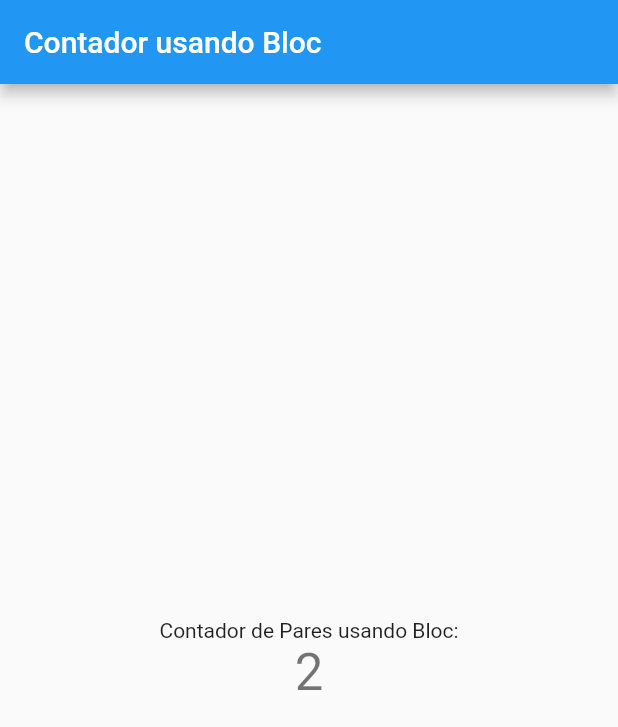
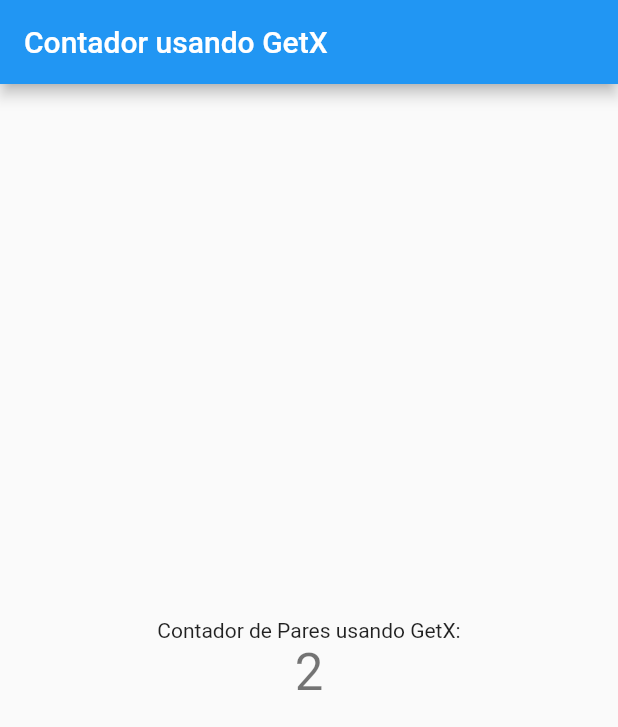
Before and after one commit to NiltonFirmino/bloc_getx_mobx_cleandart, a Flutter app: the screen it shows after launch, after a tap on the "add" icon, on a phone screen of 412 x 824 dp. Shown: the top 727 px of the screen. Run offline on Flutter 3.47's test engine with Material 2 defaults, Android fonts, the phone set to English and light mode, and no system bars; our stand-ins replace flutter_bloc, flutter_mobx, get, mobx.

Commit message:
Final GetX

```diff
--- a/lib/app/modulo/infra/controller_getx.dart
+++ b/lib/app/modulo/infra/controller_getx.dart
@@ -0,0 +1,11 @@
+import 'package:get/get.dart';
+import 'package:mobx_bloc_getx_cleandart/app/modulo/domain/use_case.dart';
+final nc = NumberCounter();
+class Controller extends GetxController {
+
+  var count = nc.number;
+  void increment() {
+    count = nc.incrementnumber();
+    update();
+  }
+}
--- a/lib/app/modulo/ui/ui_getx.dart
+++ b/lib/app/modulo/ui/ui_getx.dart
@@ -0,0 +1,42 @@
+import 'package:flutter/material.dart';
+import 'package:get/get.dart';
+import 'package:mobx_bloc_getx_cleandart/app/modulo/infra/controller_getx.dart';
+
+class MyHomeGetX extends StatefulWidget {
+  const MyHomeGetX({Key? key}) : super(key: key);
+
+  @override
+  State<MyHomeGetX> createState() => _MyHomeGetXState();
+}
+
+class _MyHomeGetXState extends State<MyHomeGetX> {
+  final controller = Get.put(Controller());
+  @override
+  Widget build(BuildContext context) {
+    return Scaffold(
+      appBar: AppBar(
+        title: const Text('Contador usando GetX'),
+      ),
+      body: Center(
+        child: Column(
+          mainAxisAlignment: MainAxisAlignment.center,
+          children: <Widget>[
+            const Text(
+              'Contador de Pares usando GetX:',
+            ),
+           GetBuilder<Controller>(
+                builder: (_) => Text(
+                '${controller.count}',
+                style: Theme.of(context).textTheme.headline4,
+              )
+        )
+          ],
+        ),
+      ),
+      floatingActionButton: FloatingActionButton(
+        onPressed: controller.increment,
+        child: const Icon(Icons.add),
+      ),
+    );
+  }
+}
--- a/lib/app/myapp.dart
+++ b/lib/app/myapp.dart
@@ -1,8 +1,9 @@
 import 'package:flutter/material.dart';
 import 'package:flutter_bloc/flutter_bloc.dart';
-import 'package:mobx_bloc_getx_cleandart/app/modulo/ui/ui_bloc.dart';
+//import 'package:mobx_bloc_getx_cleandart/app/modulo/ui/ui_bloc.dart';
 
 import 'modulo/infra/controller_bloc.dart';
+import 'modulo/ui/ui_getx.dart';
 
 class MyApp extends StatelessWidget {
 
@@ -18,7 +19,7 @@ class MyApp extends StatelessWidget {
       theme: ThemeData(
         primarySwatch: Colors.blue,
       ),
-      home: const MyHomeBloc(),
+      home: const MyHomeGetX(),
     ),);
   }
 }
```
